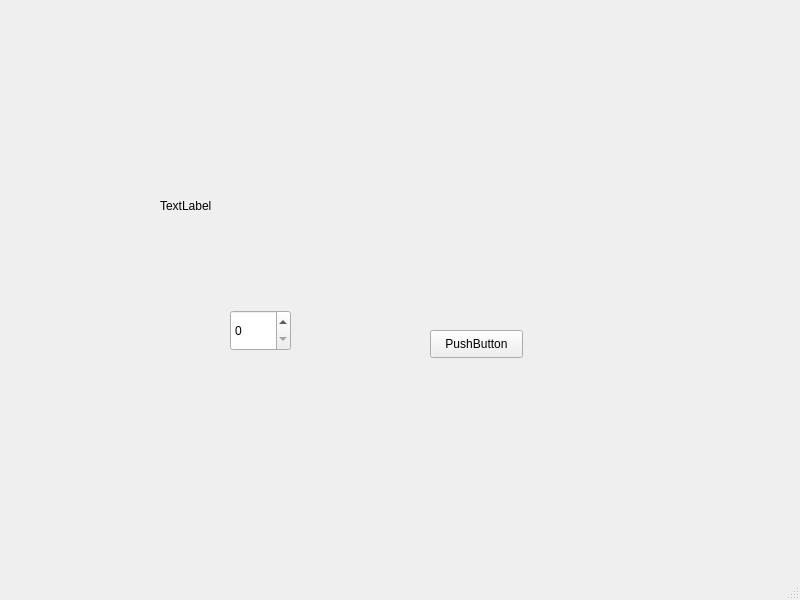
First picture: the form in ventana.ui, repository Nastupiste/Proyecto_Servidor, before the edit.
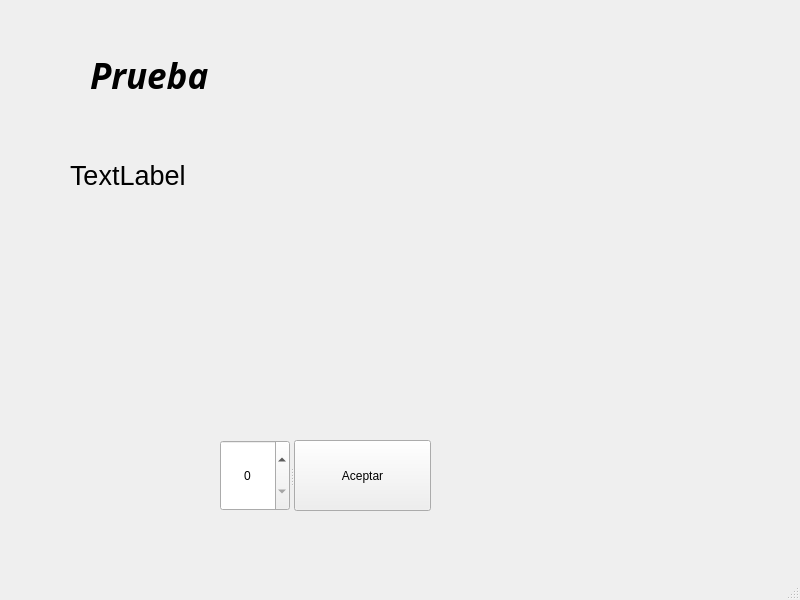
Second picture: the form after the edit.

Commit message: Actualizo ventana

```diff
--- a/ventana.ui
+++ b/ventana.ui
@@ -17,51 +17,68 @@
    <widget class="QLabel" name="etiquetaSaludo">
     <property name="geometry">
      <rect>
-      <x>140</x>
-      <y>50</y>
+      <x>90</x>
+      <y>40</y>
       <width>491</width>
       <height>71</height>
      </rect>
     </property>
+    <property name="font">
+     <font>
+      <family>Source Code Pro Black</family>
+      <pointsize>26</pointsize>
+      <weight>75</weight>
+      <italic>true</italic>
+      <bold>true</bold>
+     </font>
+    </property>
     <property name="text">
-     <string/>
+     <string>Prueba</string>
     </property>
    </widget>
    <widget class="QLabel" name="etiquetaNumPregunta">
     <property name="geometry">
      <rect>
-      <x>160</x>
-      <y>170</y>
+      <x>70</x>
+      <y>140</y>
       <width>531</width>
       <height>71</height>
      </rect>
     </property>
+    <property name="font">
+     <font>
+      <pointsize>20</pointsize>
+     </font>
+    </property>
     <property name="text">
      <string>TextLabel</string>
     </property>
    </widget>
-   <widget class="QSpinBox" name="spinBoxNumPreguntas">
+   <widget class="QSplitter" name="splitter">
     <property name="geometry">
      <rect>
-      <x>230</x>
-      <y>310</y>
-      <width>61</width>
-      <height>41</height>
+      <x>220</x>
+      <y>440</y>
+      <width>211</width>
+      <height>71</height>
      </rect>
     </property>
-   </widget>
-   <widget class="QPushButton" name="botonConfirmar">
-    <property name="geometry">
-     <rect>
-      <x>430</x>
-      <y>330</y>
-      <width>93</width>
-      <height>28</height>
-     </rect>
+    <property name="orientation">
+     <enum>Qt::Horizontal</enum>
     </property>
-    <property name="text">
-     <string>PushButton</string>
-    </property>
+    <widget class="QSpinBox" name="spinBoxNumPreguntas">
+     <property name="alignment">
+      <set>Qt::AlignCenter</set>
+     </property>
+     <property name="maximum">
+      <number>51</number>
+     </property>
+    </widget>
+    <widget class="QPushButton" name="botonConfirmar">
+     <property name="text">
+      <string>Aceptar</string>
+     </property>
+    </widget>
    </widget>
   </widget>
   <widget class="QMenuBar" name="menubar">
```
Left out of the diff: 10 changed lines with no effect on the pictures. The commit also changes 4 other files.
